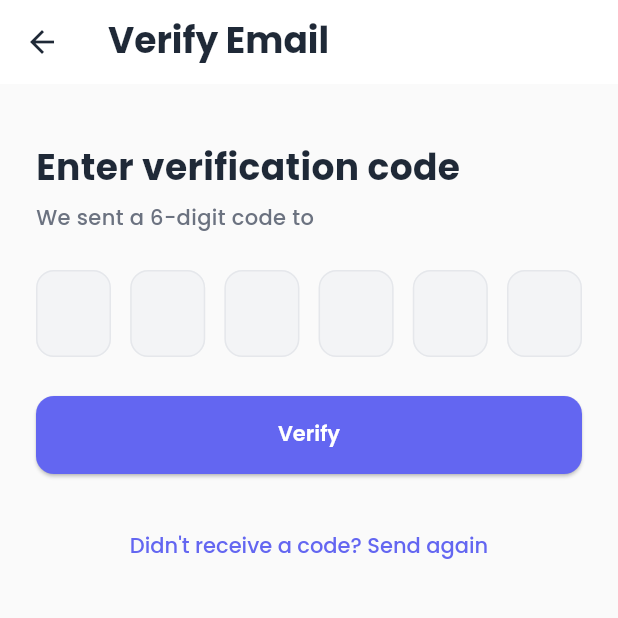
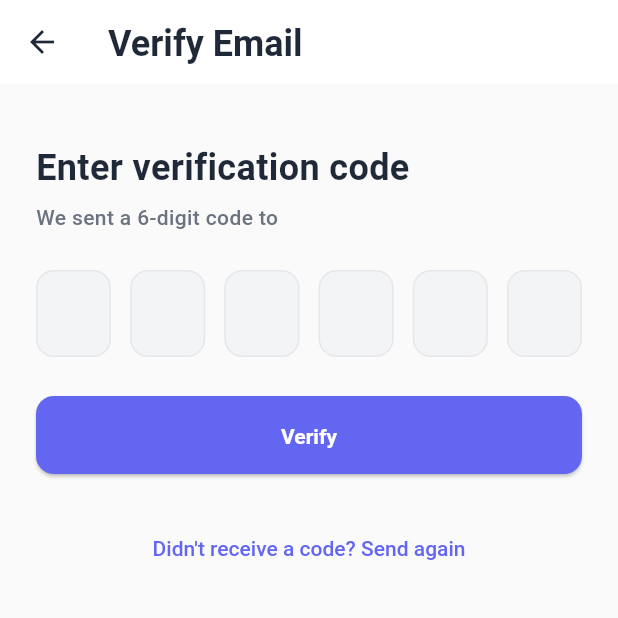
Before and after one commit to pendli-sheshank/ShareRide, a Flutter app: the OtpVerificationScreen screen opened by its route, on a phone screen of 412 x 824 dp, the top half of it. Run offline on Flutter 3.47's test engine with Material 3 defaults, Android fonts, the phone set to English and light mode, and no system bars; our stand-ins replace firebase_core, firebase_messaging, flutter_dotenv, flutter_riverpod, go_router, sentry_flutter and 1 more; accounts and stored records are empty; statements that could not run were skipped.

Commit message:
Remove missing font references causing build failures
- Remove Poppins font family from pubspec.yaml and theme.dart
- Font files (Poppins*.ttf) don't exist in repository
- Will use system default fonts until custom fonts are added
- Removes asset errors from build pipeline

```diff
--- a/flutter_app/lib/constants/theme.dart
+++ b/flutter_app/lib/constants/theme.dart
@@ -50,14 +50,12 @@ class AppTypography {
     fontSize: 32,
     fontWeight: FontWeight.bold,
     height: 1.2,
-    fontFamily: 'Poppins',
       );
 
   static const displayMedium = TextStyle(
     fontSize: 28,
     fontWeight: FontWeight.bold,
     height: 1.2,
-    fontFamily: 'Poppins',
       );
 
   // Heading
@@ -65,21 +63,18 @@ class AppTypography {
     fontSize: 24,
     fontWeight: FontWeight.w700,
     height: 1.3,
-    fontFamily: 'Poppins',
       );
 
   static const headingMedium = TextStyle(
     fontSize: 20,
     fontWeight: FontWeight.w700,
     height: 1.3,
-    fontFamily: 'Poppins',
       );
 
   static const headingSmall = TextStyle(
     fontSize: 16,
     fontWeight: FontWeight.w700,
     height: 1.4,
-    fontFamily: 'Poppins',
       );
 
   // Body
@@ -87,21 +82,18 @@ class AppTypography {
     fontSize: 16,
     fontWeight: FontWeight.w500,
     height: 1.5,
-    fontFamily: 'Poppins',
       );
 
   static const bodyMedium = TextStyle(
     fontSize: 14,
     fontWeight: FontWeight.w500,
     height: 1.5,
-    fontFamily: 'Poppins',
       );
 
   static const bodySmall = TextStyle(
     fontSize: 12,
     fontWeight: FontWeight.w500,
     height: 1.5,
-    fontFamily: 'Poppins',
       );
 
   // Label
@@ -109,14 +101,12 @@ class AppTypography {
     fontSize: 14,
     fontWeight: FontWeight.w600,
     height: 1.4,
-    fontFamily: 'Poppins',
       );
 
   static const labelMedium = TextStyle(
     fontSize: 12,
     fontWeight: FontWeight.w600,
     height: 1.4,
-    fontFamily: 'Poppins',
       );
 }
 
```
Also changed, not shown: flutter_app/pubspec.yaml (+0 -9 lines). Lines whose indentation alone changed are shown as unchanged.
